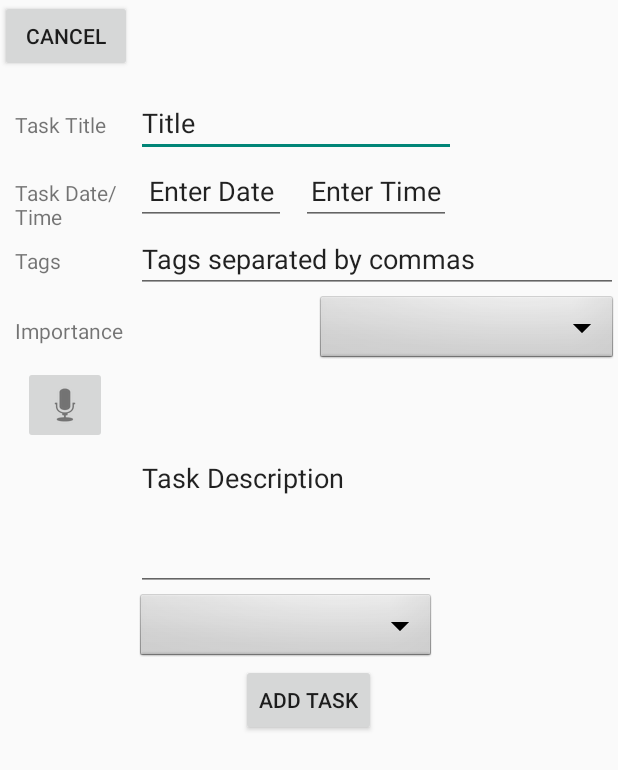
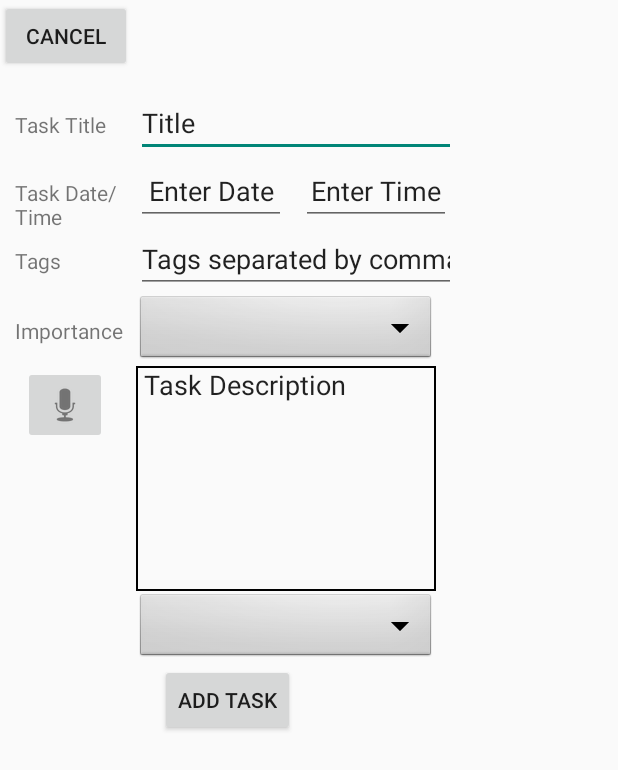
Before and after one commit to figueroaluis/TBD, an Android app: the layout add_task_activity.xml on its own in the app's theme, with its tools: preview values and no code run, on a phone screen of 412 x 824 dp. Shown: the top 770 px of the screen. Run offline under Robolectric (Android 15) with nearby library versions, the phone set to English and light mode, and no system bars.

Commit message:
Fixed Add Task Rotation

```diff
--- a/app/src/main/res/layout/add_task_activity.xml
+++ b/app/src/main/res/layout/add_task_activity.xml
@@ -1,20 +1,29 @@
 <?xml version="1.0" encoding="utf-8"?>
-<RelativeLayout
+<ScrollView
     xmlns:android="http://schemas.android.com/apk/res/android"
     xmlns:app="http://schemas.android.com/apk/res-auto"
     android:layout_width="match_parent"
     android:layout_height="match_parent"
     >
 
+
+    <LinearLayout
+        android:layout_width="wrap_content"
+        android:layout_height="wrap_content"
+        android:orientation="vertical">
+
+        <RelativeLayout
+            android:layout_width="match_parent"
+            android:layout_height="match_parent">
+
             <Button
                 android:id="@+id/cancel_new_task_button"
                 android:layout_width="wrap_content"
                 android:layout_height="wrap_content"
-        android:text="Cancel"
                 android:layout_alignParentStart="true"
                 android:layout_alignParentTop="true"
                 android:onClick="cancelTask"
-        />
+                android:text="Cancel" />
 
             <TextView
                 android:id="@+id/add_task_title"
@@ -29,9 +38,9 @@
                 android:id="@+id/add_task_title_input"
                 android:layout_width="wrap_content"
                 android:layout_height="wrap_content"
-        android:layout_marginStart="20dp"
                 android:layout_alignBaseline="@+id/add_task_title"
                 android:layout_alignBottom="@+id/add_task_title"
+                android:layout_marginStart="20dp"
                 android:layout_toEndOf="@+id/add_task_title"
                 android:ems="10"
                 android:inputType="textPersonName"
@@ -53,17 +62,17 @@
                 android:layout_alignStart="@+id/add_task_title_input"
                 android:layout_below="@+id/add_task_title_input"
                 android:ems="10"
+                android:focusableInTouchMode="false"
                 android:gravity="center_horizontal"
-        android:focusableInTouchMode="false"
                 android:text="Enter Date" />
 
             <EditText
                 android:id="@+id/add_task_time_input"
                 android:layout_width="100dp"
                 android:layout_height="wrap_content"
-        android:layout_toEndOf="@+id/add_task_date_input"
                 android:layout_alignBaseline="@id/add_task_date_input"
                 android:layout_marginStart="10dp"
+                android:layout_toEndOf="@+id/add_task_date_input"
                 android:ems="10"
                 android:focusableInTouchMode="false"
                 android:gravity="center_horizontal"
@@ -82,7 +91,6 @@
                 android:id="@+id/add_task_tags_input"
                 android:layout_width="wrap_content"
                 android:layout_height="wrap_content"
-        android:layout_alignParentEnd="true"
                 android:layout_alignStart="@+id/add_task_date_input"
                 android:layout_below="@+id/add_task_date_input"
                 android:ems="10"
@@ -101,11 +109,10 @@
 
             <Spinner
                 android:id="@+id/add_task_importance_dropdown"
-        android:layout_width="match_parent"
+                android:layout_width="200dp"
                 android:layout_height="wrap_content"
+                android:layout_alignStart="@id/add_task_tags_input"
                 android:layout_below="@id/add_task_tags_input"
-        android:layout_alignStart="@id/add_task_add_button"
-        android:layout_marginStart="50dp"
                 android:background="@android:drawable/btn_dropdown"
                 android:spinnerMode="dropdown" />
 
@@ -113,30 +120,34 @@
                 android:id="@+id/add_task_description_input"
                 android:layout_width="200dp"
                 android:layout_height="150dp"
+                android:layout_alignStart="@+id/add_task_tags_input"
                 android:layout_alignTop="@+id/add_task_audio_button"
-        android:layout_alignStart="@+id/add_task_tags_input"
                 android:ems="10"
-        android:inputType="textMultiLine"
-        android:text="Task Description" />
+                android:background="@drawable/textboxborder"
+                android:text="Task Description"
+                android:paddingStart="5dp"
+                android:paddingEnd="5dp"
+                android:gravity="top"
+                android:layout_centerHorizontal="true"
+                />
 
             <ImageButton
                 android:id="@+id/add_task_audio_button"
                 android:layout_width="wrap_content"
                 android:layout_height="wrap_content"
-        android:layout_marginStart="15dp"
                 android:layout_alignParentStart="true"
                 android:layout_below="@+id/add_task_importance_dropdown"
+                android:layout_marginStart="15dp"
                 app:srcCompat="@android:drawable/ic_btn_speak_now" />
 
             <Spinner
                 android:id="@+id/add_task_primary_tag_dropdown"
                 android:layout_width="200dp"
                 android:layout_height="wrap_content"
+                android:layout_alignStart="@id/add_task_description_input"
                 android:layout_below="@id/add_task_description_input"
-        android:layout_alignStart="@id/add_task_description_input"
                 android:background="@android:drawable/btn_dropdown"
                 android:spinnerMode="dropdown" />
-
 
 
             <Button
@@ -145,10 +156,10 @@
                 android:layout_height="wrap_content"
                 android:layout_below="@id/add_task_primary_tag_dropdown"
                 android:layout_centerHorizontal="true"
-        android:text="Add Task"
                 android:onClick="addTask"
-        />
-
+                android:text="Add Task" />
 
 
         </RelativeLayout>
+    </LinearLayout>
+</ScrollView>
```
Lines whose indentation alone changed are shown as unchanged.
